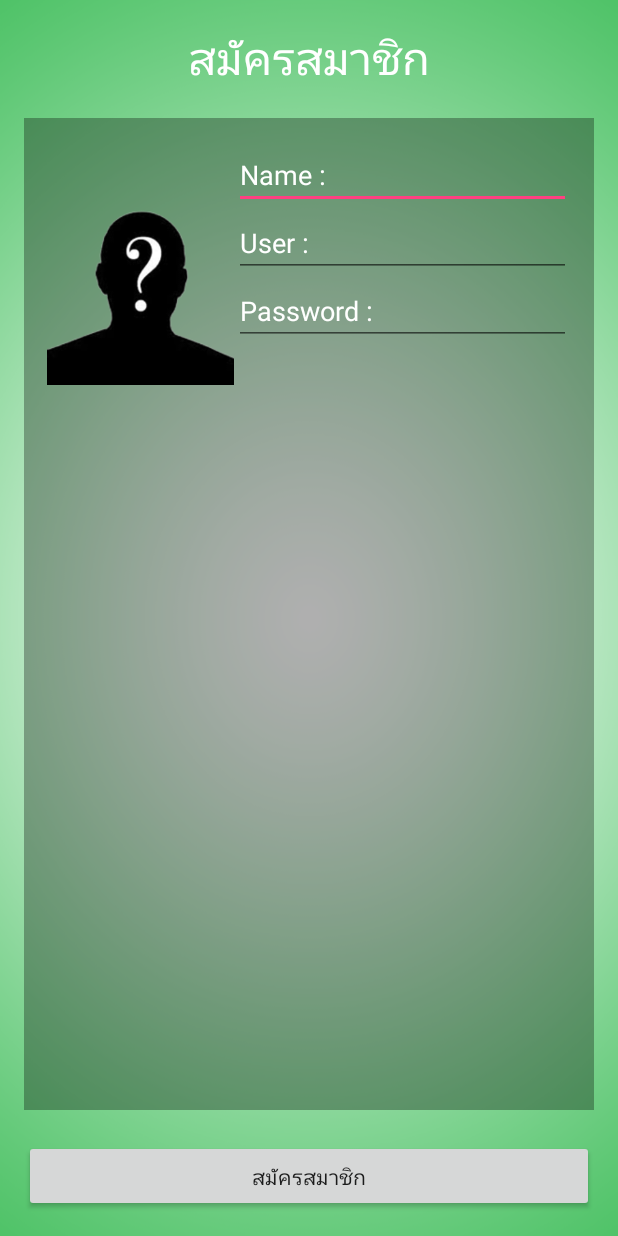
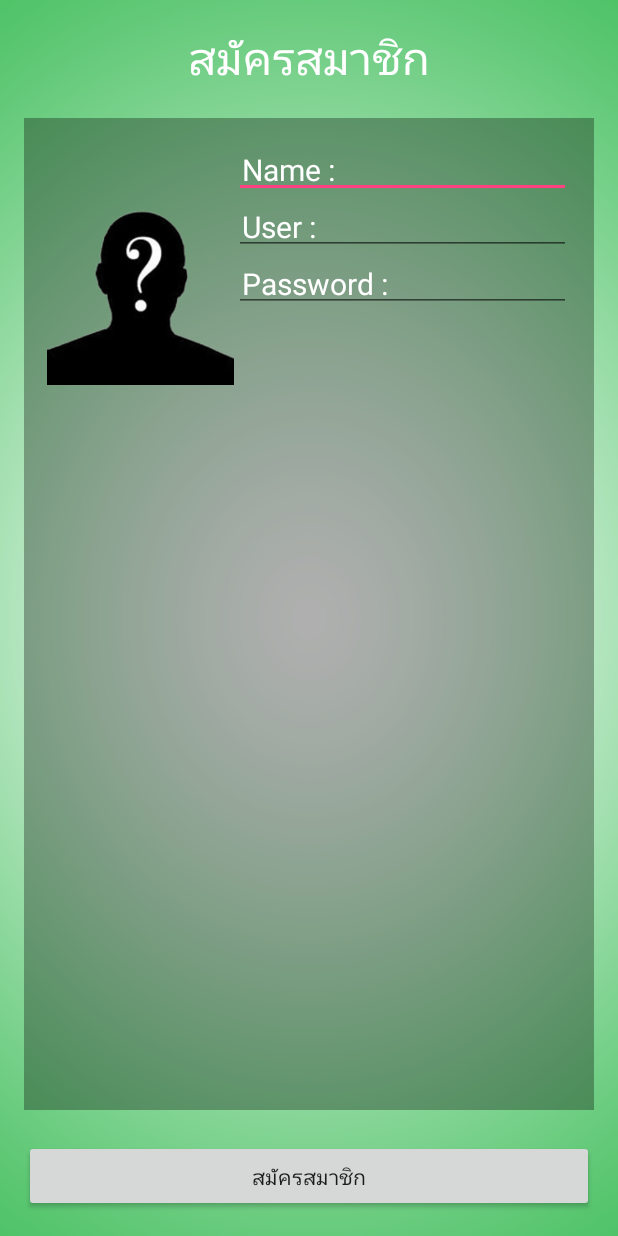
Before and after one commit to Sommaiphumjumpa/Easy-Micro, an Android app: the SignActivity screen opened directly, with no data from a screen before it, on a phone screen of 412 x 824 dp. Run offline under Robolectric (Android 15) with nearby library versions, the phone set to English and light mode, and no system bars.

Commit message:
name and path image

```diff
--- a/app/src/main/res/layout/activity_sign.xml
+++ b/app/src/main/res/layout/activity_sign.xml
@@ -63,7 +63,9 @@
                 android:id="@+id/editText"
                 android:hint="@string/name"
                 android:textColor="@color/aText"
-                android:textColorHint="@color/aText" />
+                android:textColorHint="@color/aText"
+                android:textSize="@dimen/H2"
+                android:padding="5dp" />
 
             <EditText
                 android:layout_width="match_parent"
@@ -73,7 +75,9 @@
                 android:id="@+id/editText2"
                 android:hint="@string/user"
                 android:textColor="@color/aText"
-                android:textColorHint="@color/aText" />
+                android:textColorHint="@color/aText"
+                android:textSize="@dimen/H2"
+                android:padding="5dp" />
 
             <EditText
                 android:layout_width="match_parent"
@@ -83,7 +87,9 @@
                 android:id="@+id/editText3"
                 android:hint="@string/password"
                 android:textColor="@color/aText"
-                android:textColorHint="@color/aText" />
+                android:textColorHint="@color/aText"
+                android:textSize="@dimen/H2"
+                android:padding="5dp" />
         </LinearLayout>
     </LinearLayout>
 </RelativeLayout>
--- /dev/null
+++ b/app/src/main/res/values-sw600dp/dimens.xml
@@ -0,0 +1,10 @@
+<resources>
+    <!-- Default screen margins, per the Android Design guidelines. -->
+    <dimen name="activity_horizontal_margin">16dp</dimen>
+    <dimen name="activity_vertical_margin">16dp</dimen>
+    <dimen name="H1">30sp</dimen>
+    <dimen name="H2">20sp</dimen>
+    <dimen name="myMargin">20dp</dimen>
+
+
+</resources>
--- /dev/null
+++ b/app/src/main/res/values-sw720dp/dimens.xml
@@ -0,0 +1,10 @@
+<resources>
+    <!-- Default screen margins, per the Android Design guidelines. -->
+    <dimen name="activity_horizontal_margin">16dp</dimen>
+    <dimen name="activity_vertical_margin">16dp</dimen>
+    <dimen name="H1">90sp</dimen>
+    <dimen name="H2">60sp</dimen>
+    <dimen name="myMargin">20dp</dimen>
+
+
+</resources>
--- a/app/src/main/res/values/strings.xml
+++ b/app/src/main/res/values/strings.xml
@@ -7,6 +7,8 @@
     <string name="password">Password :</string>
     <string name="title_havespace">มีช่องว่าง</string>
     <string name="message_havespace">กรุณากรอกทุกช่องครับ</string>
+    <string name="title_ImageChoose">ยังไม่ได้เลือกรูปภาพ</string>
+    <string name="message_ImageChoose">โปรดเลือกรูปภาพด้วย</string>
 
 
 </resources>
```
Also changed, not shown: app/src/main/AndroidManifest.xml (+5 -3 lines), app/src/main/java/phumjumpa/sommai/easymicro/SignActivity.java (+50 -16 lines).
